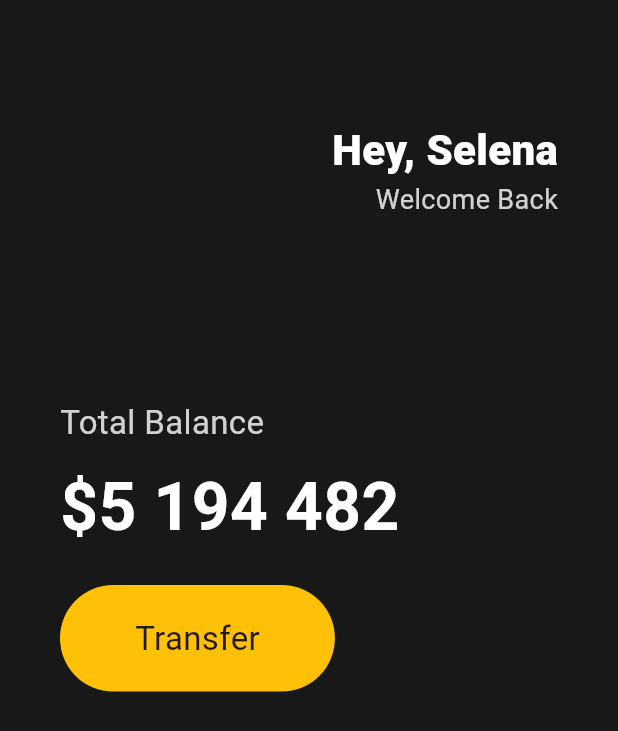
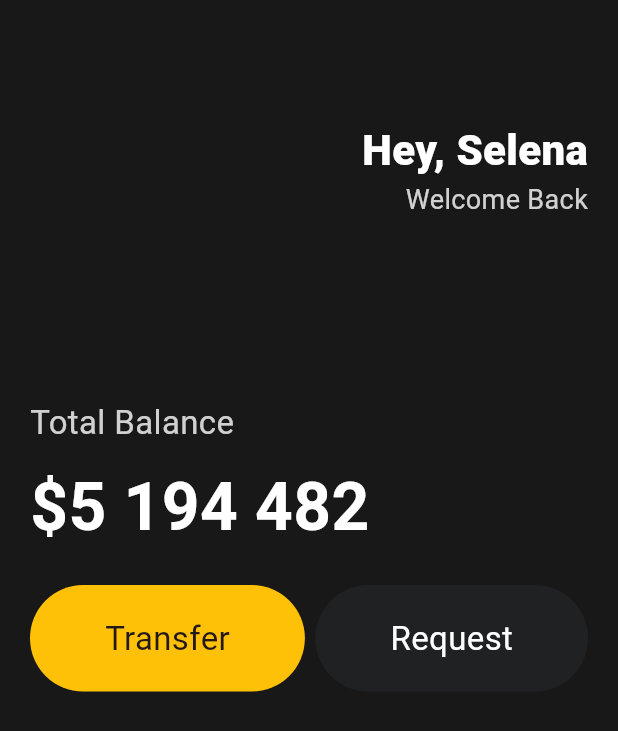
Before and after one commit to haagmin5382/Flutter_tutorial, a Flutter app: the screen it shows after launch, on a phone screen of 412 x 824 dp. Shown: the top 731 px of the screen. Run offline on Flutter 3.47's test engine with Material 2 defaults, Android fonts, the phone set to English and light mode, and no system bars.

Commit message:
:lipstick: style : add button module

```diff
--- a/toonflix/lib/main.dart
+++ b/toonflix/lib/main.dart
@@ -1,10 +1,13 @@
 import 'package:flutter/material.dart';
+import 'package:toonflix/widgets/button.dart';
 
 void main() {
-  runApp(MyApp());
+  runApp(const MyApp());
 }
 
 class MyApp extends StatelessWidget {
+  const MyApp({super.key});
+
   // This widget is the root of your application.
   @override
   Widget build(BuildContext context) {
@@ -19,17 +22,17 @@ class MyApp extends StatelessWidget {
       // home: Text("Hello world"), Flutter에 화면 렌더링은 scaffold가 필요하다 (화면을 정렬해줌)
       home: Scaffold(
           body: Padding(
-              padding: EdgeInsets.symmetric(
-                  horizontal: 40), // 수평 방향으로 40만큼 padding 값을 준다
+              padding: const EdgeInsets.symmetric(
+                  horizontal: 20), // 수평 방향으로 20만큼 padding 값을 준다
               child: Column(
                 crossAxisAlignment:
                     CrossAxisAlignment.start, // 수평(가로) 방향의 시작쪽으로 정렬
                 // Row의 MainAxis는 수평(가로)방향 , Column의 MainAxis는 수직(세로)방향
                 children: [
-                  SizedBox(
+                  const SizedBox(
                     height: 80, // 맨 위에서 높이 80만큼 띄운다
                   ),
-                  Row(
+                  const Row(
                     // 요소들을 옆에 놓으려면 Row를 사용
                     mainAxisAlignment: MainAxisAlignment.end, // 화면 오른쪽으로
                     children: [
@@ -54,7 +57,7 @@ class MyApp extends StatelessWidget {
                       )
                     ],
                   ),
-                  SizedBox(
+                  const SizedBox(
                     height: 120, // 맨 위에서 높이 80 + 120 만큼 띄운다
                   ),
                   Text(
@@ -62,28 +65,30 @@ class MyApp extends StatelessWidget {
                     style: TextStyle(
                         fontSize: 22, color: Colors.white.withOpacity(0.8)),
                   ),
-                  SizedBox(
+                  const SizedBox(
                     height: 10,
                   ),
-                  Text(
+                  const Text(
                     '\$5 194 482 ', // $가 변수를 넣을 때 사용되므로 \으로 변수가 아님을 알림
                     style: TextStyle(
                         fontSize: 44,
                         color: Colors.white,
                         fontWeight: FontWeight.w600),
                   ),
-                  SizedBox(
+                  const SizedBox(
                     height: 20,
                   ), // 20 만큼 띄우고
                   // 요소들을 서로 나란히 옆에 놓기 위해서 Row를 사용
                   Row(
+                    mainAxisAlignment:
+                        MainAxisAlignment.spaceBetween, // 나란히 있는 애들 사이를 떨어 뜨려놓음
                     children: [
                       Container(
                         decoration: BoxDecoration(
                             color: Colors.amber,
                             borderRadius:
                                 BorderRadius.circular(45)), // 버튼 모서리 둥글게
-                        child: Padding(
+                        child: const Padding(
                             padding: EdgeInsets.symmetric(
                                 vertical: 20,
                                 horizontal: 50), // 세로로 20 가로로 50의 padding값을 준다
@@ -92,11 +97,15 @@ class MyApp extends StatelessWidget {
                               style: TextStyle(fontSize: 22),
                             )),
                       ),
+                      const Button(
+                          text: 'Request',
+                          bgColor: Color(0xFF1F2123),
+                          textColor: Colors.white)
                     ],
                   ) // Container는 HTML의 div와 같다.
                 ],
               )),
-          backgroundColor: Color(0xFF181818)),
+          backgroundColor: const Color(0xFF181818)),
 
       // home: const MyHomePage(title: 'Flutter Demo Home Page'),
     );
--- /dev/null
+++ b/toonflix/lib/widgets/button.dart
@@ -0,0 +1,31 @@
+import 'package:flutter/material.dart';
+
+class Button extends StatelessWidget {
+  final String text;
+  final Color bgColor;
+  final Color textColor;
+
+  const Button(
+      {super.key,
+      required this.text,
+      required this.bgColor,
+      required this.textColor});
+
+  @override
+  Widget build(BuildContext context) {
+    // TODO: implement build
+    return Container(
+      decoration: BoxDecoration(
+          color: bgColor,
+          borderRadius: BorderRadius.circular(45)), // 버튼 모서리 둥글게
+      child: Padding(
+          padding: const EdgeInsets.symmetric(
+              vertical: 20, horizontal: 50), // 세로로 20 가로로 50의 padding값을 준다
+          child: Text(
+            text,
+            style: TextStyle(fontSize: 22, color: textColor),
+          )),
+    );
+  }
+}
+// Reusable Widget (React의 컴포넌트 개념이라고 생각하면 편하다)
```
